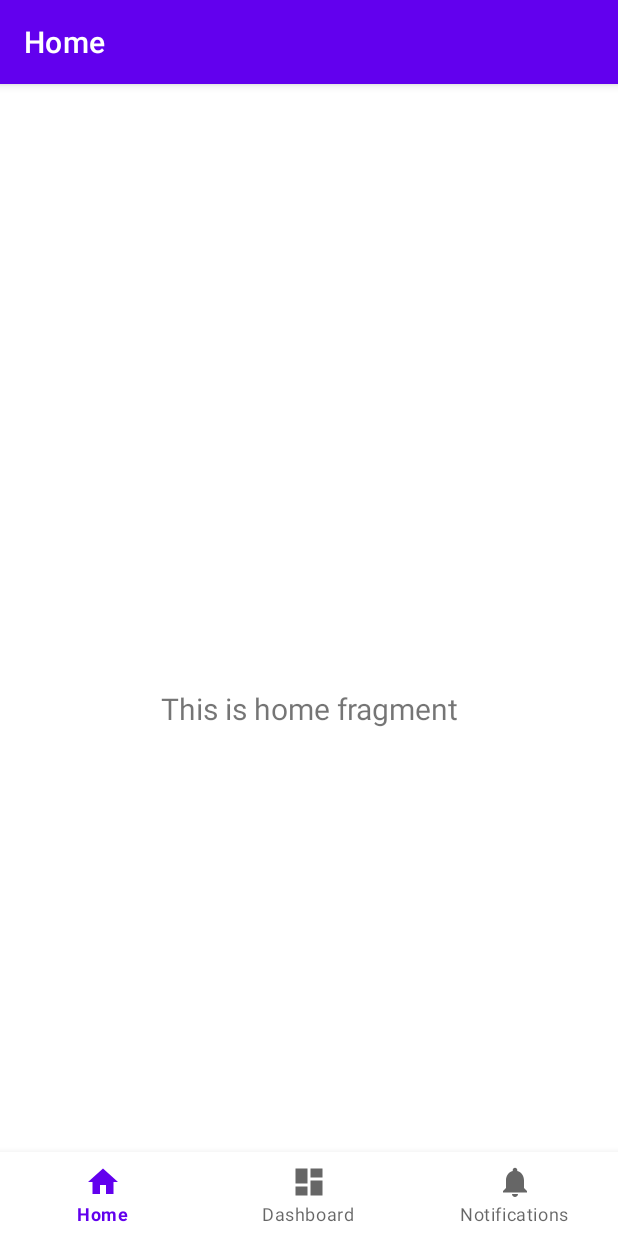
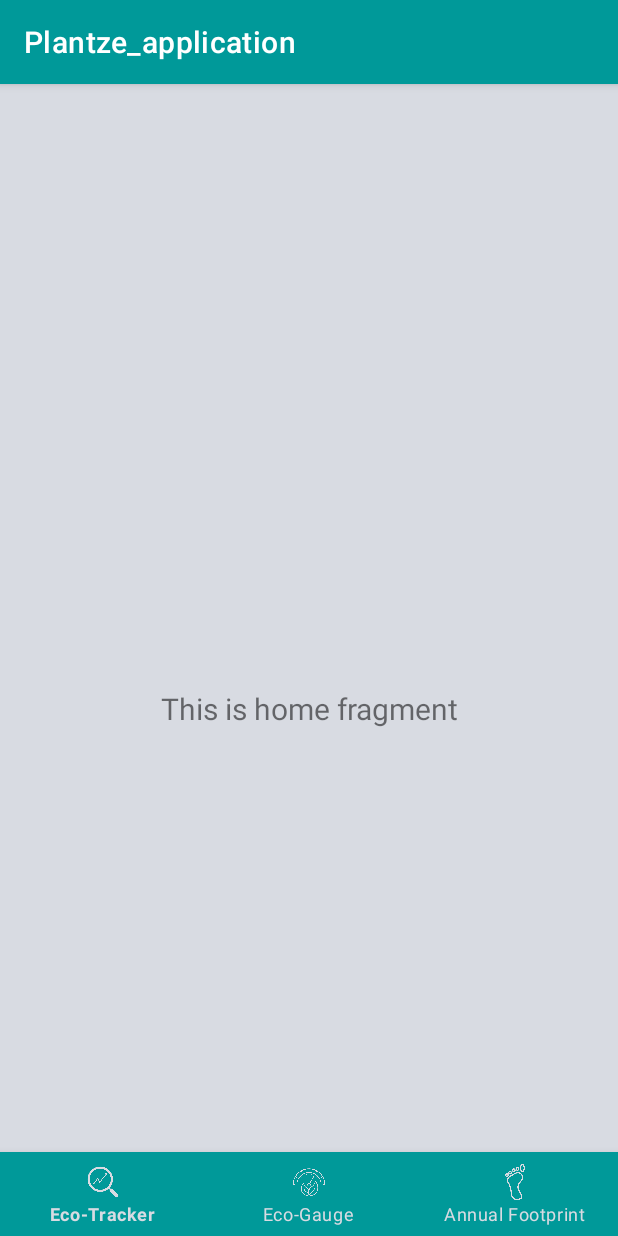
Before and after one commit to shahriyarkhan6/Plantze_application, an Android app: the MainActivity screen opened directly, with no data from a screen before it, on a phone screen of 412 x 824 dp. Run offline under Robolectric (Android 15) with nearby library versions, the light colour scheme and no system bars; our stand-ins replace navigation-ui.

Commit message:
Updated UI

```diff
--- a/app/src/main/java/com/example/plantze_application/MainActivity.java
+++ b/app/src/main/java/com/example/plantze_application/MainActivity.java
@@ -1,7 +1,11 @@
 package com.example.plantze_application;
 
+import android.content.Intent;
 import android.os.Bundle;
 
+import com.example.plantze_application.ui.annual_footprint.AnnualFootprintActivity;
+import com.example.plantze_application.ui.login.LoginActivity;
+import com.example.plantze_application.ui.registration.RegisterActivity;
 import com.google.android.material.bottomnavigation.BottomNavigationView;
 
 import androidx.appcompat.app.AppCompatActivity;
@@ -11,6 +15,9 @@ import androidx.navigation.ui.AppBarConfiguration;
 import androidx.navigation.ui.NavigationUI;
 
 import com.example.plantze_application.databinding.ActivityMainBinding;
+
+import java.util.HashSet;
+import java.util.Set;
 
 public class MainActivity extends AppCompatActivity {
 
@@ -24,17 +31,43 @@ public class MainActivity extends AppCompatActivity {
         binding = ActivityMainBinding.inflate(getLayoutInflater());
         setContentView(binding.getRoot());
 
+        BottomNavigationView navView = findViewById(R.id.nav_view);
+
+        //AppBarConfiguration appBarConfiguration = new AppBarConfiguration.Builder(
+                //R.id.navigation_home, R.id.navigation_dashboard)
+                //.build();
 
 
-        BottomNavigationView navView = findViewById(R.id.nav_view);
-        // Passing each menu ID as a set of Ids because each
-        // menu should be considered as top level destinations.
-        AppBarConfiguration appBarConfiguration = new AppBarConfiguration.Builder(
-                R.id.navigation_home, R.id.navigation_dashboard, R.id.navigation_notifications)
-                .build();
-        NavController navController = Navigation.findNavController(this, R.id.nav_host_fragment_main_activity);
-        NavigationUI.setupActionBarWithNavController(this, navController, appBarConfiguration);
-        NavigationUI.setupWithNavController(binding.navView, navController);
+        //NavController navController = Navigation.findNavController(this, R.id.nav_host_fragment_main_activity);
+        //NavigationUI.setupActionBarWithNavController(this, navController, appBarConfiguration);
+        //NavigationUI.setupWithNavController(binding.navView, navController);
+
+        // Adding the custom item selected listener
+        // Handle menu item clicks
+        // Manually set click listeners for each navigation item
+        navView.setOnItemSelectedListener(item -> {
+            String title = (String) item.getTitle();
+
+            if ("Eco-Tracker".equals(title)) {
+                // Handle Eco-Tracker navigation
+                // Add code for Eco-Tracker navigation here (if needed)
+                return true;
+
+            } else if ("Eco-Gauge".equals(title)) {
+                // Handle Eco-Gauge navigation
+                // Add code for Eco-Gauge navigation here (if needed)
+                return true;
+
+            } else if ("Annual Footprint".equals(title)) {
+                // Manually launch AnnualFootprintActivity
+                Intent intent = new Intent(MainActivity.this, AnnualFootprintActivity.class);
+                startActivity(intent);
+                return true;
+            }
+
+            return false; // Default behavior
+        });
+
 
 
     }
--- a/app/src/main/java/com/example/plantze_application/ui/login/ForgotPasswordActivity.java
+++ b/app/src/main/java/com/example/plantze_application/ui/login/ForgotPasswordActivity.java
@@ -55,15 +55,18 @@ public class ForgotPasswordActivity extends AppCompatActivity {
                 String email;
                 email = String.valueOf(editTextEmail.getText()).trim();
 
+                //Check for empty email input
                 if (TextUtils.isEmpty(email)) {
                     Toast.makeText(ForgotPasswordActivity.this, "Enter Email", Toast.LENGTH_SHORT).show();
                     return;
                 }
+                //Check if email inputted is valid
                 if (!(isValidEmail(email))) {
                     Toast.makeText(ForgotPasswordActivity.this, "Invalid email address", Toast.LENGTH_SHORT).show();
                     return;
                 }
 
+                //Firebase will now handle the password reset
                 firebaseAuth.sendPasswordResetEmail(email)
                         .addOnCompleteListener(task -> {
                             if (task.isSuccessful()) {
--- a/app/src/main/res/drawable/account_icon.xml
+++ b/app/src/main/res/drawable/account_icon.xml
@@ -1,5 +1,5 @@
-<vector xmlns:android="http://schemas.android.com/apk/res/android" android:height="100dp" android:tint="#FFFFFF" android:viewportHeight="24" android:viewportWidth="24" android:width="100dp">
+<vector xmlns:android="http://schemas.android.com/apk/res/android" android:height="100dp" android:tint="#d8dbe2" android:viewportHeight="24" android:viewportWidth="24" android:width="100dp">
 
-    <path android:fillColor="@android:color/white" android:pathData="M12,2C6.48,2 2,6.48 2,12s4.48,10 10,10 10,-4.48 10,-10S17.52,2 12,2zM12,5c1.66,0 3,1.34 3,3s-1.34,3 -3,3 -3,-1.34 -3,-3 1.34,-3 3,-3zM12,19.2c-2.5,0 -4.71,-1.28 -6,-3.22 0.03,-1.99 4,-3.08 6,-3.08 1.99,0 5.97,1.09 6,3.08 -1.29,1.94 -3.5,3.22 -6,3.22z"/>
+    <path android:fillColor="#d8dbe2" android:pathData="M12,2C6.48,2 2,6.48 2,12s4.48,10 10,10 10,-4.48 10,-10S17.52,2 12,2zM12,5c1.66,0 3,1.34 3,3s-1.34,3 -3,3 -3,-1.34 -3,-3 1.34,-3 3,-3zM12,19.2c-2.5,0 -4.71,-1.28 -6,-3.22 0.03,-1.99 4,-3.08 6,-3.08 1.99,0 5.97,1.09 6,3.08 -1.29,1.94 -3.5,3.22 -6,3.22z"/>
 
 </vector>
--- a/app/src/main/res/layout/activity_forgot_password.xml
+++ b/app/src/main/res/layout/activity_forgot_password.xml
@@ -60,6 +60,7 @@
             android:text="Send reset password link"
             android:textColor="@color/black"
             android:background="@drawable/rounded_button_shape"
+            android:backgroundTint="#d8dbe2"
             android:padding="18dp"
             android:layout_marginTop="40dp"
             android:textSize="20sp"
--- a/app/src/main/res/layout/activity_main.xml
+++ b/app/src/main/res/layout/activity_main.xml
@@ -4,7 +4,8 @@
     android:id="@+id/container"
     android:layout_width="match_parent"
     android:layout_height="match_parent"
-    android:paddingTop="?attr/actionBarSize">
+    android:paddingTop="?attr/actionBarSize"
+    android:background="#d8dbe2">
 
     <com.google.android.material.bottomnavigation.BottomNavigationView
         android:id="@+id/nav_view"
@@ -12,7 +13,9 @@
         android:layout_height="wrap_content"
         android:layout_marginStart="0dp"
         android:layout_marginEnd="0dp"
-        android:background="?android:attr/windowBackground"
+        android:background="#009999"
+        app:itemIconTint="#d8dbe2"
+        app:itemTextColor="#d8dbe2"
         app:layout_constraintBottom_toBottomOf="parent"
         app:layout_constraintLeft_toLeftOf="parent"
         app:layout_constraintRight_toRightOf="parent"
--- a/app/src/main/res/layout/activity_register.xml
+++ b/app/src/main/res/layout/activity_register.xml
@@ -110,6 +110,7 @@
             android:text="Register"
             android:textColor="@color/black"
             android:background="@drawable/rounded_button_shape"
+            android:backgroundTint="#d8dbe2"
             android:padding="18dp"
             android:layout_marginTop="20dp"
             android:textSize="20sp"
--- a/app/src/main/res/menu/bottom_nav_menu.xml
+++ b/app/src/main/res/menu/bottom_nav_menu.xml
@@ -1,19 +1,23 @@
 <?xml version="1.0" encoding="utf-8"?>
-<menu xmlns:android="http://schemas.android.com/apk/res/android">
+<menu xmlns:tools="http://schemas.android.com/tools"
+    xmlns:android="http://schemas.android.com/apk/res/android">
 
     <item
         android:id="@+id/navigation_home"
-        android:icon="@drawable/ic_home_black_24dp"
-        android:title="@string/title_home" />
+        android:icon="@drawable/eco_tracker_icon_xml"
+        android:title="Eco-Tracker"
+        tools:ignore="HardcodedText" />
 
     <item
         android:id="@+id/navigation_dashboard"
-        android:icon="@drawable/ic_dashboard_black_24dp"
-        android:title="@string/title_dashboard" />
+        android:icon="@drawable/eco_gauge_icon_xml"
+        android:title="Eco-Gauge"
+        tools:ignore="HardcodedText" />
 
     <item
-        android:id="@+id/navigation_notifications"
-        android:icon="@drawable/ic_notifications_black_24dp"
-        android:title="@string/title_notifications" />
+        android:id="@+id/navigation_annual_footprint"
+        android:icon="@drawable/annualfootprinticon"
+        android:title="Annual Footprint"
+        tools:ignore="HardcodedText" />
 
 </menu>
--- a/app/src/main/res/navigation/mobile_navigation.xml
+++ b/app/src/main/res/navigation/mobile_navigation.xml
@@ -23,4 +23,6 @@
         android:name="com.example.plantze_application.ui.notifications.NotificationsFragment"
         android:label="@string/title_notifications"
         tools:layout="@layout/fragment_notifications" />
+
+
 </navigation>
--- a/app/src/main/res/values/colors.xml
+++ b/app/src/main/res/values/colors.xml
@@ -7,4 +7,5 @@
     <color name="teal_700">#FF018786</color>
     <color name="black">#FF000000</color>
     <color name="white">#FFFFFFFF</color>
+    <color name="blue">#009999</color>
 </resources>
--- a/app/src/main/res/values/themes.xml
+++ b/app/src/main/res/values/themes.xml
@@ -2,8 +2,8 @@
     <!-- Base application theme. -->
     <style name="Theme.Plantze_application" parent="Theme.MaterialComponents.DayNight.DarkActionBar">
         <!-- Primary brand color. -->
-        <item name="colorPrimary">@color/purple_500</item>
-        <item name="colorPrimaryVariant">@color/purple_700</item>
+        <item name="colorPrimary">@color/blue</item>
+        <item name="colorPrimaryVariant">@color/blue</item>
         <item name="colorOnPrimary">@color/white</item>
         <!-- Secondary brand color. -->
         <item name="colorSecondary">@color/teal_200</item>
```
Also changed, not shown: app/src/main/java/com/example/plantze_application/ui/annual_footprint/AnnualFootprintActivity.java (+13 -0 lines), app/src/main/java/com/example/plantze_application/ui/login/LoginActivity.java (+15 -5 lines), app/src/main/java/com/example/plantze_application/ui/registration/RegisterActivity.java (+10 -9 lines), app/src/main/res/layout/activity_login.xml (+11 -6 lines), app/src/main/res/layout/activity_welcome2.xml (+9 -7 lines), app/src/main/res/drawable/annualfootprinticon.png (added), app/src/main/res/drawable/earth.png (added), app/src/main/res/drawable/eco_gauge_icon_xml.png (added), app/src/main/res/drawable/eco_tracker_icon_xml.png (added).
